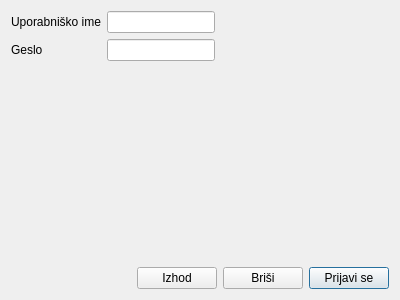
Above: prijava.ui from bubi-luka/BubiRacun before the change. Below: the same form after it.
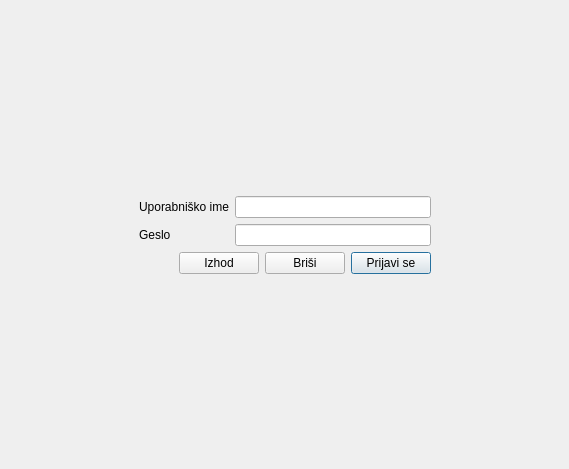
That is the form after the change.

```diff
--- a/prijava.ui
+++ b/prijava.ui
@@ -9,8 +9,8 @@
    <rect>
     <x>0</x>
     <y>0</y>
-    <width>400</width>
-    <height>300</height>
+    <width>569</width>
+    <height>469</height>
    </rect>
   </property>
   <property name="windowTitle">
@@ -19,10 +19,38 @@
   <property name="modal">
    <bool>true</bool>
   </property>
-  <layout class="QGridLayout" name="gridLayout">
-   <item row="0" column="0">
+  <layout class="QVBoxLayout" name="verticalLayout_2">
+   <item>
     <layout class="QHBoxLayout" name="horizontalLayout_2">
      <item>
+      <spacer name="horizontalSpacer_2">
+       <property name="orientation">
+        <enum>Qt::Horizontal</enum>
+       </property>
+       <property name="sizeHint" stdset="0">
+        <size>
+         <width>40</width>
+         <height>20</height>
+        </size>
+       </property>
+      </spacer>
+     </item>
+     <item>
+      <layout class="QVBoxLayout" name="verticalLayout">
+       <item>
+        <spacer name="verticalSpacer">
+         <property name="orientation">
+          <enum>Qt::Vertical</enum>
+         </property>
+         <property name="sizeHint" stdset="0">
+          <size>
+           <width>20</width>
+           <height>40</height>
+          </size>
+         </property>
+        </spacer>
+       </item>
+       <item>
       <layout class="QFormLayout" name="formLayout">
        <property name="fieldGrowthPolicy">
         <enum>QFormLayout::AllNonFixedFieldsGrow</enum>
@@ -54,34 +82,6 @@
       </layout>
      </item>
      <item>
-      <spacer name="horizontalSpacer_2">
-       <property name="orientation">
-        <enum>Qt::Horizontal</enum>
-       </property>
-       <property name="sizeHint" stdset="0">
-        <size>
-         <width>40</width>
-         <height>20</height>
-        </size>
-       </property>
-      </spacer>
-     </item>
-    </layout>
-   </item>
-   <item row="1" column="0">
-    <spacer name="verticalSpacer">
-     <property name="orientation">
-      <enum>Qt::Vertical</enum>
-     </property>
-     <property name="sizeHint" stdset="0">
-      <size>
-       <width>20</width>
-       <height>40</height>
-      </size>
-     </property>
-    </spacer>
-   </item>
-   <item row="2" column="0">
     <layout class="QHBoxLayout" name="horizontalLayout">
      <item>
       <spacer name="horizontalSpacer">
@@ -122,6 +122,36 @@
         <string>Prijavi se</string>
        </property>
       </widget>
+         </item>
+        </layout>
+       </item>
+       <item>
+        <spacer name="verticalSpacer_2">
+         <property name="orientation">
+          <enum>Qt::Vertical</enum>
+         </property>
+         <property name="sizeHint" stdset="0">
+          <size>
+           <width>20</width>
+           <height>40</height>
+          </size>
+         </property>
+        </spacer>
+       </item>
+      </layout>
+     </item>
+     <item>
+      <spacer name="horizontalSpacer_3">
+       <property name="orientation">
+        <enum>Qt::Horizontal</enum>
+       </property>
+       <property name="sizeHint" stdset="0">
+        <size>
+         <width>40</width>
+         <height>20</height>
+        </size>
+       </property>
+      </spacer>
      </item>
     </layout>
    </item>
```
Lines whose indentation alone changed are shown as unchanged.
